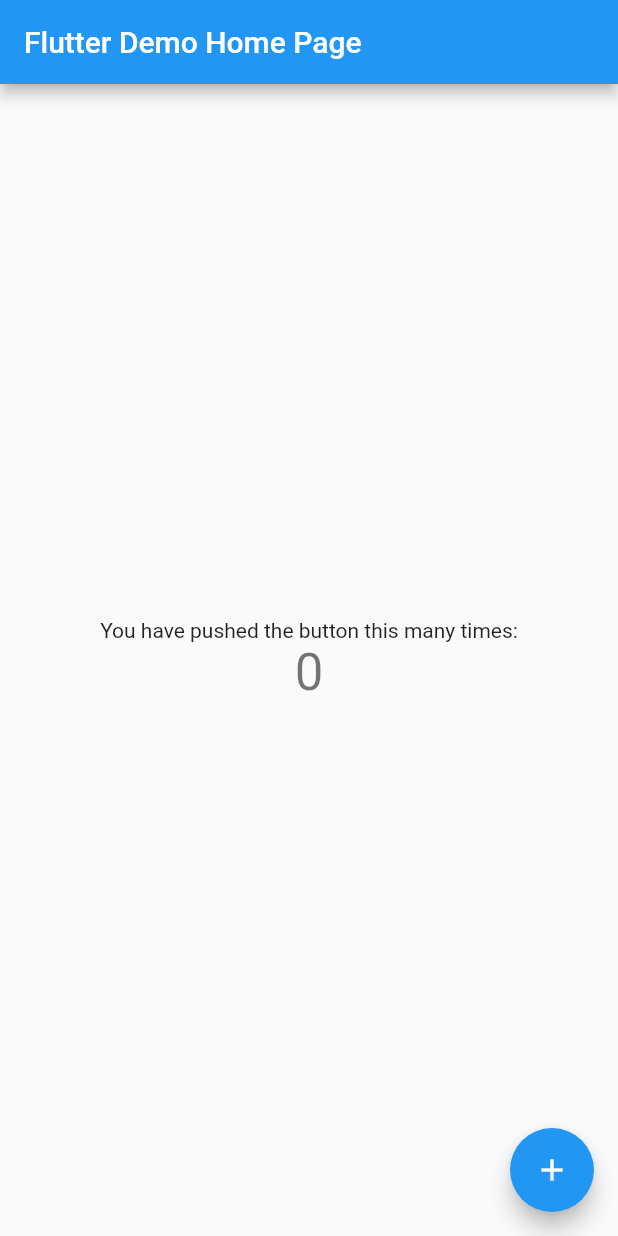
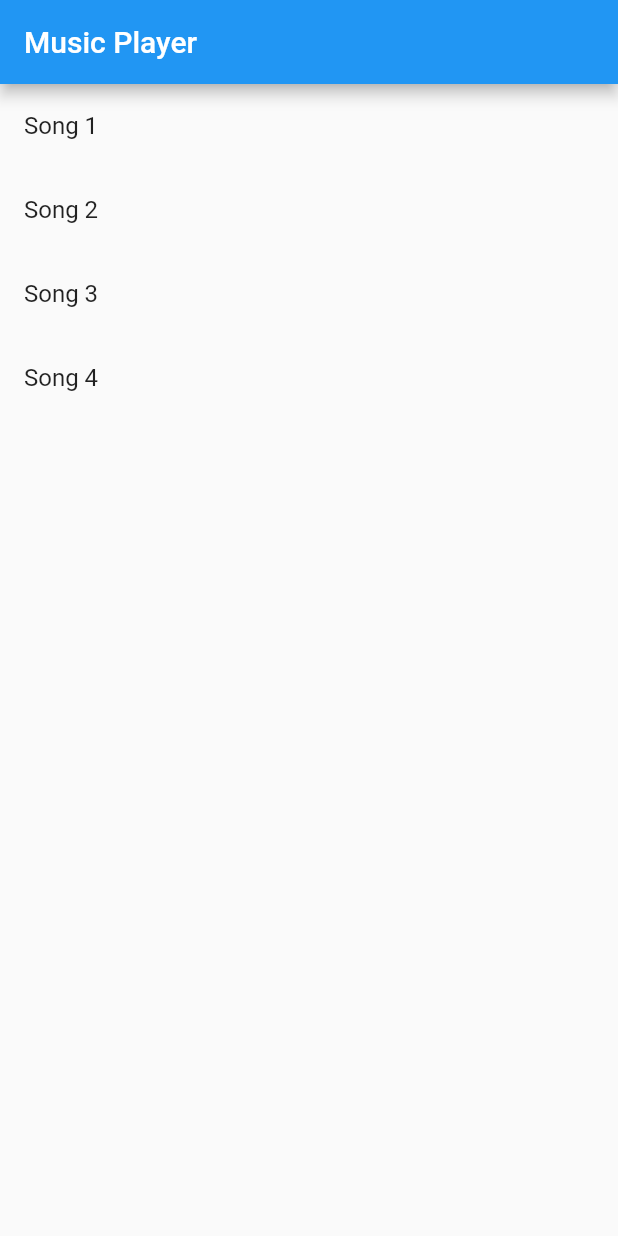
Before and after one commit to amsjavatechno/flutter_music_app, a Flutter app: the screen it shows after launch, on a phone screen of 412 x 824 dp. Run offline on Flutter 3.47's test engine with Material 2 defaults, Android fonts, the phone set to English and light mode, and no system bars; our stand-ins replace audioplayers.

Commit message:
ListVIew_Navigator

```diff
--- /dev/null
+++ b/lib/Music_app/music_app1.dart
@@ -0,0 +1,92 @@
+import 'package:flutter/material.dart';
+import 'package:audioplayers/audioplayers.dart';
+
+class MyApp extends StatelessWidget {
+  @override
+  Widget build(BuildContext context) {
+    return MaterialApp(
+      title: 'Music Player',
+      home: HomePage(),
+      debugShowCheckedModeBanner: false,
+      routes: {
+        "/playmusic": (context) => HomePage(),
+      },
+    );
+  }
+}
+
+class HomePage extends StatelessWidget {
+  final List<String> songs = [
+    'Song 1',
+    'Song 2',
+    'Song 3',
+    'Song 4',
+  ];
+
+  @override
+  Widget build(BuildContext context) {
+    return Scaffold(
+      appBar: AppBar(
+        title: Text('Music Player'),
+      ),
+      body: ListView.builder(
+        itemCount: songs.length,
+        itemBuilder: (BuildContext context, int index) {
+          return ListTile(
+            title: Text(songs[index]),
+            onTap: () {
+              showDialog(
+                context: context,
+                builder: (BuildContext context) {
+                  return AlertDialog(
+                    title: Text('Title'),
+                    content: Text('Content'),
+                    actions: [
+                      TextButton(
+                        child: Text('OK'),
+                        onPressed: () {
+                          Navigator.of(context).pop();
+                          /*    Navigator.push(
+                            context,
+                            PageRouteBuilder(
+                              pageBuilder:
+                                  (context, animation, secondaryAnimation) =>
+                                      DetailScreen(),
+                              transitionsBuilder: (context, animation,
+                                  secondaryAnimation, child) {
+                                var begin = Offset(1.0, 0.0);
+                                var end = Offset.zero;
+                                var curve = Curves.ease;
+
+                                var tween = Tween(begin: begin, end: end)
+                                    .chain(CurveTween(curve: curve));
+
+                                return SlideTransition(
+                                  position: animation.drive(tween),
+                                  child: child,
+                                );
+                              },
+                            ),
+                          );*/
+                        },
+                      ),
+                    ],
+                  );
+                },
+              );
+            },
+          );
+        },
+      ),
+    );
+  }
+}
+
+class DetailScreen extends StatelessWidget {
+  @override
+  Widget build(BuildContext context) {
+    return Container(
+      child: Text("This is Detailed Screen"),
+    );
+  }
+}
--- a/lib/main.dart
+++ b/lib/main.dart
@@ -1,116 +1,6 @@
 import 'package:flutter/material.dart';
+import 'package:flutter_music_app/Music_app/music_app1.dart';
 
 void main() {
-  runApp(const MyApp());
+  runApp(MyApp());
 }
-
-class MyApp extends StatelessWidget {
-  const MyApp({super.key});
-
-
-  // This widget is the root of your application.
-  @override
-  Widget build(BuildContext context) {
-    return MaterialApp(
-      title: 'Flutter Demo',
-      theme: ThemeData(
-        // This is the theme of your application.
-        //
-        // Try running your application with "flutter run". You'll see the
-        // application has a blue toolbar. Then, without quitting the app, try
-        // changing the primarySwatch below to Colors.green and then invoke
-        // "hot reload" (press "r" in the console where you ran "flutter run",
-        // or simply save your changes to "hot reload" in a Flutter IDE).
-        // Notice that the counter didn't reset back to zero; the application
-        // is not restarted.
-        primarySwatch: Colors.blue,
-      ),
-      home: const MyHomePage(title: 'Flutter Demo Home Page'),
-    );
-  }
-}
-
-class MyHomePage extends StatefulWidget {
-  const MyHomePage({super.key, required this.title});
-
-  // This widget is the home page of your application. It is stateful, meaning
-  // that it has a State object (defined below) that contains fields that affect
-  // how it looks.
-
-  // This class is the configuration for the state. It holds the values (in this
-  // case the title) provided by the parent (in this case the App widget) and
-  // used by the build method of the State. Fields in a Widget subclass are
-  // always marked "final".
-
-  final String title;
-
-  @override
-  State<MyHomePage> createState() => _MyHomePageState();
-}
-
-class _MyHomePageState extends State<MyHomePage> {
-  int _counter = 0;
-
-  void _incrementCounter() {
-    setState(() {
-      // This call to setState tells the Flutter framework that something has
-      // changed in this State, which causes it to rerun the build method below
-      // so that the display can reflect the updated values. If we changed
-      // _counter without calling setState(), then the build method would not be
-      // called again, and so nothing would appear to happen.
-      _counter++;
-    });
-  }
-
-  @override
-  Widget build(BuildContext context) {
-    // This method is rerun every time setState is called, for instance as done
-    // by the _incrementCounter method above.
-    //
-    // The Flutter framework has been optimized to make rerunning build methods
-    // fast, so that you can just rebuild anything that needs updating rather
-    // than having to individually change instances of widgets.
-    return Scaffold(
-      appBar: AppBar(
-        // Here we take the value from the MyHomePage object that was created by
-        // the App.build method, and use it to set our appbar title.
-        title: Text(widget.title),
-      ),
-      body: Center(
-        // Center is a layout widget. It takes a single child and positions it
-        // in the middle of the parent.
-        child: Column(
-          // Column is also a layout widget. It takes a list of children and
-          // arranges them vertically. By default, it sizes itself to fit its
-          // children horizontally, and tries to be as tall as its parent.
-          //
-          // Invoke "debug painting" (press "p" in the console, choose the
-          // "Toggle Debug Paint" action from the Flutter Inspector in Android
-          // Studio, or the "Toggle Debug Paint" command in Visual Studio Code)
-          // to see the wireframe for each widget.
-          //
-          // Column has various properties to control how it sizes itself and
-          // how it positions its children. Here we use mainAxisAlignment to
-          // center the children vertically; the main axis here is the vertical
-          // axis because Columns are vertical (the cross axis would be
-          // horizontal).
-          mainAxisAlignment: MainAxisAlignment.center,
-          children: <Widget>[
-            const Text(
-              'You have pushed the button this many times:',
-            ),
-            Text(
-              '$_counter',
-              style: Theme.of(context).textTheme.headlineMedium,
-            ),
-          ],
-        ),
-      ),
-      floatingActionButton: FloatingActionButton(
-        onPressed: _incrementCounter,
-        tooltip: 'Increment',
-        child: const Icon(Icons.add),
-      ), // This trailing comma makes auto-formatting nicer for build methods.
-    );
-  }
-}
--- a/pubspec.yaml
+++ b/pubspec.yaml
@@ -35,6 +35,7 @@ dependencies:
   # The following adds the Cupertino Icons font to your application.
   # Use with the CupertinoIcons class for iOS style icons.
   cupertino_icons: ^1.0.2
+  audioplayers: ^3.0.1
 
 dev_dependencies:
   flutter_test:
```
Also changed, not shown: pubspec.lock, 5 other files.
